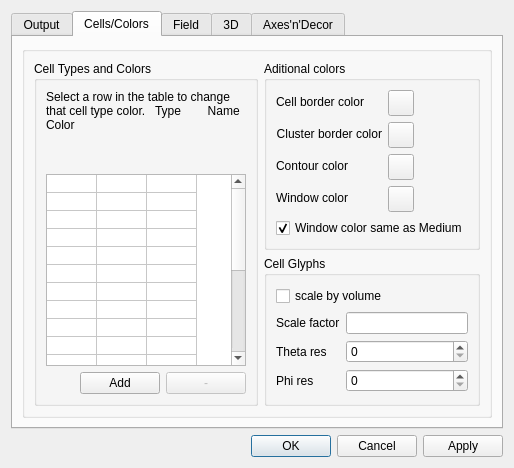
Qt form CompuCell3D/player5/Configuration/cc3D_prefs.ui (CompuCell3D/CompuCell3D) before a commit.
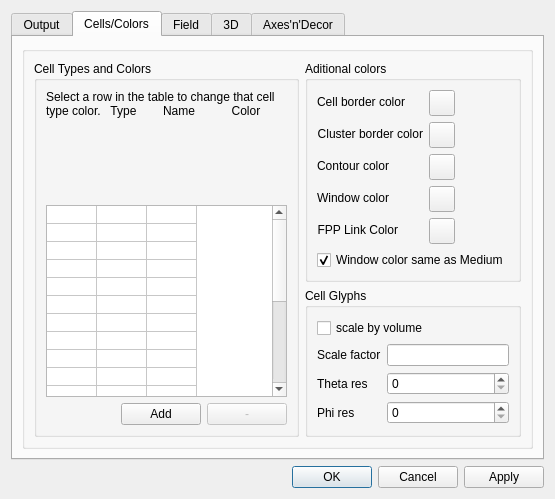
The same form after that commit. The open tabs and pages were chosen to show the change.

Commit message: Added option to specify color of fpp links from the config dialog

Diff of the .ui file:
```diff
--- a/CompuCell3D/player5/Configuration/cc3D_prefs.ui
+++ b/CompuCell3D/player5/Configuration/cc3D_prefs.ui
@@ -6,8 +6,8 @@
    <rect>
     <x>0</x>
     <y>0</y>
-    <width>498</width>
-    <height>461</height>
+    <width>555</width>
+    <height>478</height>
    </rect>
   </property>
   <property name="windowTitle">
@@ -598,10 +598,6 @@
               <property name="title">
                <string>Aditional colors</string>
               </property>
-              <layout class="QVBoxLayout" name="verticalLayout_6">
-               <item>
-                <layout class="QVBoxLayout" name="verticalLayout_5">
-                 <item>
                   <layout class="QFormLayout" name="formLayout">
                    <item row="0" column="0">
                     <widget class="QLabel" name="borderColorLabel">
@@ -722,9 +718,39 @@
                      </property>
                     </widget>
                    </item>
-                  </layout>
-                 </item>
-                 <item>
+               <item row="4" column="0">
+                <widget class="QLabel" name="windowColorLabel_4">
+                 <property name="text">
+                  <string>FPP Link Color</string>
+                 </property>
+                 <property name="alignment">
+                  <set>Qt::AlignRight|Qt::AlignTrailing|Qt::AlignVCenter</set>
+                 </property>
+                </widget>
+               </item>
+               <item row="4" column="1">
+                <widget class="QToolButton" name="fppColorButton">
+                 <property name="enabled">
+                  <bool>true</bool>
+                 </property>
+                 <property name="minimumSize">
+                  <size>
+                   <width>26</width>
+                   <height>26</height>
+                  </size>
+                 </property>
+                 <property name="maximumSize">
+                  <size>
+                   <width>26</width>
+                   <height>26</height>
+                  </size>
+                 </property>
+                 <property name="text">
+                  <string/>
+                 </property>
+                </widget>
+               </item>
+               <item row="5" column="0" colspan="2">
                   <widget class="QCheckBox" name="windowColorSameAsMediumCB">
                    <property name="text">
                     <string>Window color same as Medium</string>
@@ -733,8 +759,6 @@
                     <bool>true</bool>
                    </property>
                   </widget>
-                 </item>
-                </layout>
                </item>
               </layout>
              </widget>
```
Left out of the diff: 2 changed lines with no effect on the pictures. Lines whose indentation alone changed are shown as unchanged. The commit also changes 10 other files.
